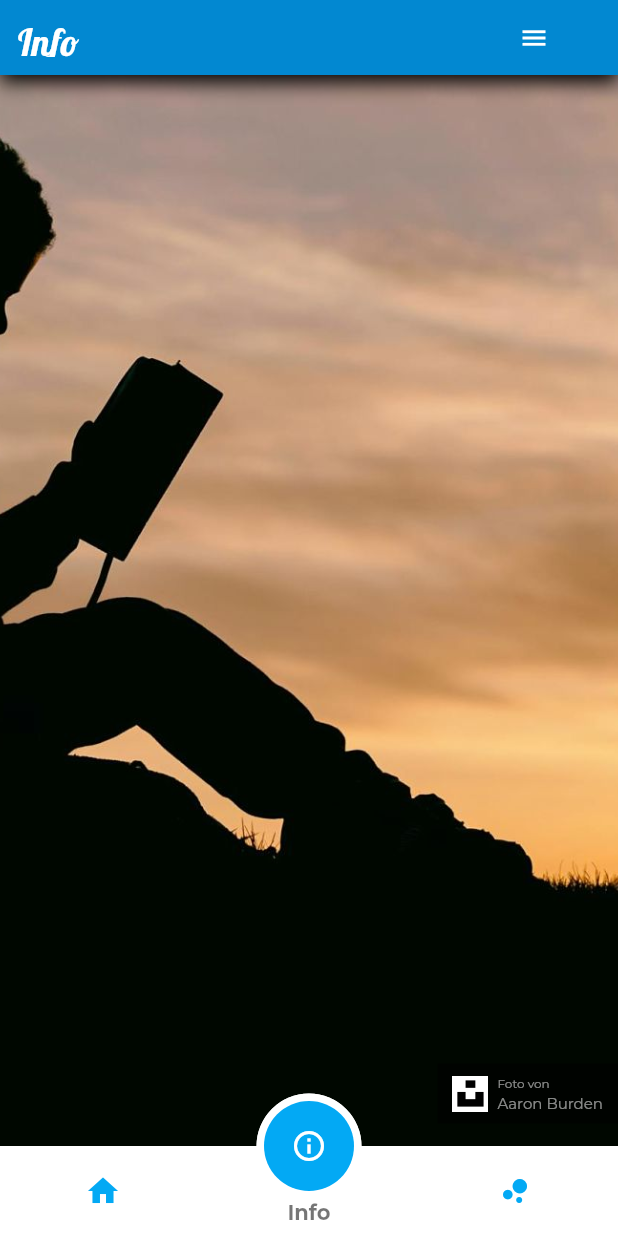
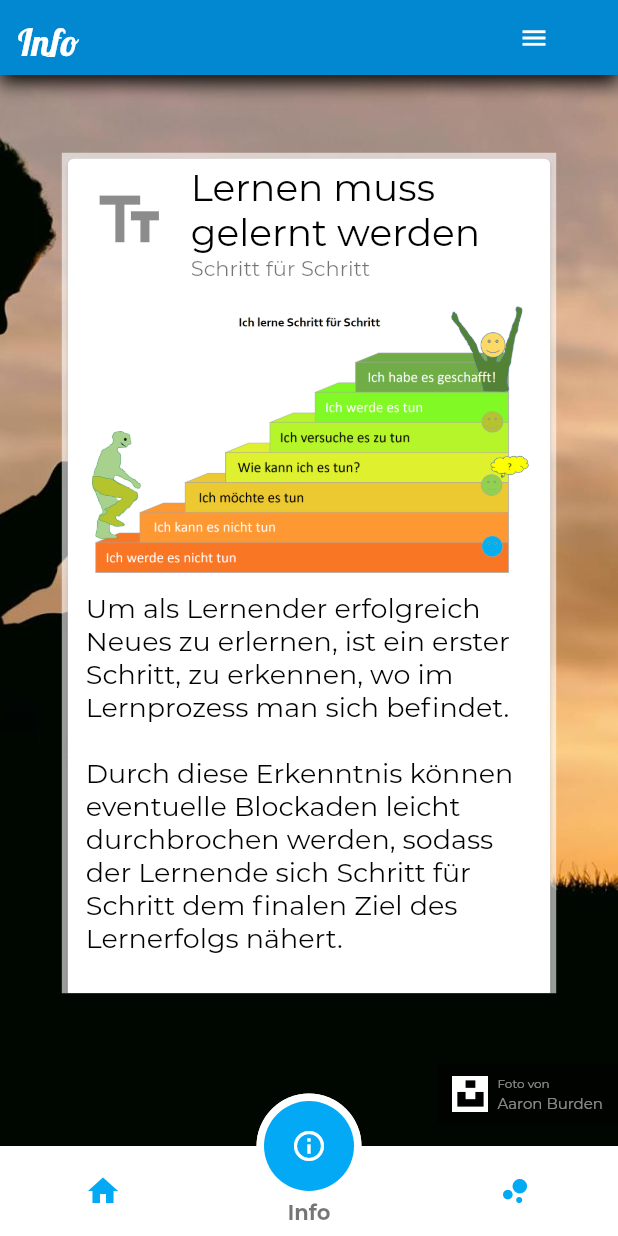
Before and after one commit to stanbeamish/skoolio, a Flutter app: the screen it shows after launch, item 2 of the bottom bar chosen, on a phone screen of 412 x 824 dp. Run offline on Flutter 3.47's test engine with Material 2 defaults, Android fonts, the light colour scheme and no system bars; drawn by our look-alikes of fancy_bottom_navigation; our stand-ins replace fluttertoast.

Commit message:
Created the info page content

```diff
--- /dev/null
+++ b/assets/data/articles.json
@@ -0,0 +1,20 @@
+[
+  {
+    "image": "assets/images/lernprozess.png",
+    "title": "Lernen muss gelernt werden",
+    "subtitle": "Schritt für Schritt",
+    "text": "Um als Lernender erfolgreich Neues zu erlernen, ist ein erster Schritt, zu erkennen, wo im Lernprozess man sich befindet.\n\nDurch diese Erkenntnis können eventuelle Blockaden leicht durchbrochen werden, sodass der Lernende sich Schritt für Schritt dem finalen Ziel des Lernerfolgs nähert.\n\nJe mehr der Lernende den Prozess versteht und sich selbst im Prozess verorten kann, startet der Lernende seinen Lernprozesse nicht mehr länger auf den unterste Stufe - benötigt eventuell nur noch die vier obersten Stufen."
+  },
+  {
+    "image": "assets/images/lernhilfe.png",
+    "title": "Höre dir zu",
+    "subtitle": "Reagiere auf deine innere Stimme",
+    "text": "Wenn du vor einer Aufgabe stehst, und deine innere Stimme mit dir spricht, höre genau hin.\n\nWenn du zu dir eine der durchgestrichenen Texte sagst, reagier ab heute anders!\n\nZeige deiner inneren Stimme, wer hier das sagen hat.\n\nDu bestimmst ab jetzt!"
+  },
+  {
+    "image": "assets/images/feedback.png",
+    "title": "Hilfen für Textarbeit",
+    "subtitle": "Wie gibst du Rückmeldung",
+    "text": "Wichtig wenn wir zusammen lernen ist, dass du deinem Lernpartner Rückmeldung gibst. Dann kann er daraus lernen.\n\nGenauso wichtig ist es, dass auch du Rückmeldung bekommst. Das sind wertvolle Tipps.\n\nWenn wir Rückmeldung geben ist absolut notwendig, dass dies mit Respekt getan wird. Freundlich und ehrlich.\n\nDiese Art der Rückmeldung ist am wertvollsten und unterstützt den Lernprozess."
+  }
+]
--- /dev/null
+++ b/lib/models/article.dart
@@ -0,0 +1,16 @@
+class Article {
+  final String image;
+  final String title;
+  final String subtitle;
+  final String text;
+
+  Article({this.image, this.title, this.subtitle, this.text});
+
+  factory Article.fromJson(Map<String, dynamic> json) {
+    return new Article(
+        image: json['image'] as String,
+        title: json['title'] as String,
+        subtitle: json['subtitle'] as String,
+        text: json['text'] as String);
+  }
+}
--- a/lib/screens/pages/start_screen_info_page.dart
+++ b/lib/screens/pages/start_screen_info_page.dart
@@ -1,12 +1,33 @@
+import 'dart:convert';
 import 'package:flutter/material.dart';
+import 'package:flutter/services.dart' show rootBundle;
+import 'package:growskool/models/article.dart';
 import 'package:growskool/utils/unsplash_credits.dart';
+import 'package:growskool/widgets/article_list.dart';
 import 'package:growskool/widgets/navigation_bar.dart';
 import 'package:growskool/widgets/unsplash_badge.dart';
 
-class StartScreenInfoPage extends StatelessWidget {
+class StartScreenInfoPage extends StatefulWidget {
   final BoxConstraints constraints;
 
   StartScreenInfoPage({this.constraints});
+
+  @override
+  _StartScreenInfoPageState createState() => _StartScreenInfoPageState();
+}
+
+class _StartScreenInfoPageState extends State<StartScreenInfoPage> {
+  List<Article> _articles;
+
+  List<Article> parseJson(String response) {
+    if (response == null) {
+      return [];
+    }
+
+    final parsed =
+    json.decode(response.toString()).cast<Map<String, dynamic>>();
+    return parsed.map<Article>((json) => Article.fromJson(json)).toList();
+  }
 
   @override
   Widget build(BuildContext context) {
@@ -24,8 +45,55 @@ class StartScreenInfoPage extends StatelessWidget {
       child: Stack(
         children: <Widget>[
           NavigationBar(
-            constraints: constraints,
+            constraints: widget.constraints,
             pageTitle: 'Info',
+          ),
+          Center(
+            child: Container(
+              decoration: BoxDecoration(
+                color: Color(0xFFFFFFFF).withOpacity(0.6),
+              ),
+              width: MediaQuery
+                  .of(context)
+                  .size
+                  .width * 0.8,
+              height: widget.constraints.maxWidth > 800 ? MediaQuery
+                  .of(context)
+                  .size
+                  .height * 0.8 : MediaQuery
+                  .of(context)
+                  .size
+                  .height * 0.68,
+              child: FutureBuilder(
+                future: DefaultAssetBundle.of(context)
+                    .loadString('assets/data/articles.json'),
+                builder: (context, snapshot) {
+                  if (snapshot.hasData) {
+                    List<Article> articles =
+                    parseJson(snapshot.data.toString());
+                    return articles.isNotEmpty
+                        ? ArticlesList(
+                      articles: articles,
+                      constraints: widget.constraints,
+                    )
+                        : Center(
+                      child: Padding(
+                        padding: const EdgeInsets.only(top: 100),
+                        child: Text(
+                          'Keine Text vorhanden',
+                          style: TextStyle(
+                              fontFamily: 'Lobster',
+                              fontSize: 120,
+                              color: Colors.white),
+                        ),
+                      ),
+                    );
+                  } else {
+                    return Center(child: CircularProgressIndicator());
+                  }
+                },
+              ),
+            ),
           ),
           Container(
             width: double.infinity,
--- /dev/null
+++ b/lib/widgets/article_list.dart
@@ -0,0 +1,31 @@
+import 'package:flutter/material.dart';
+import 'package:growskool/models/article.dart';
+import 'package:growskool/widgets/single_article.dart';
+
+class ArticlesList extends StatelessWidget {
+  final List<Article> articles;
+  final BoxConstraints constraints;
+
+  ArticlesList({Key key, @required this.articles, @required this.constraints})
+      : super(key: key);
+
+  @override
+  Widget build(BuildContext context) {
+    return SingleChildScrollView(
+      child: Container(
+        height: constraints.maxWidth > 800
+            ? MediaQuery.of(context).size.height * 0.8
+            : MediaQuery.of(context).size.height * 0.68,
+        child: ListView.builder(
+          itemCount: articles == null ? 0 : articles.length,
+          itemBuilder: (BuildContext context, int index) {
+            return SingleArticle(
+              article: articles[index],
+              constraints: constraints,
+            );
+          },
+        ),
+      ),
+    );
+  }
+}
--- /dev/null
+++ b/lib/widgets/single_article.dart
@@ -0,0 +1,75 @@
+import 'package:flutter/material.dart';
+import 'package:growskool/models/article.dart';
+
+class SingleArticle extends StatelessWidget {
+  final Article article;
+  final BoxConstraints constraints;
+
+  SingleArticle({Key key, @required this.article, @required this.constraints})
+      : super(key: key);
+
+  @override
+  Widget build(BuildContext context) {
+    return Card(
+      child: Column(
+        children: <Widget>[
+          ListTile(
+            leading: Icon(
+              Icons.text_fields,
+              size: 50,
+            ),
+            title: Text(
+              article.title,
+              style: TextStyle(fontSize: 25, color: Colors.black),
+            ),
+            subtitle: Text(article.subtitle),
+          ),
+          constraints.maxWidth > 800
+              ? Padding(
+                  padding: const EdgeInsets.all(12.0),
+                  child: Row(
+                    crossAxisAlignment: CrossAxisAlignment.start,
+                    children: <Widget>[
+                      Expanded(
+                        flex: 1,
+                        child: Image.asset(
+                          article.image,
+                          height: MediaQuery.of(context).size.height * 0.45,
+                        ),
+                      ),
+                      SizedBox(
+                        width: 12,
+                      ),
+                      Expanded(
+                        flex: 1,
+                        child: Text(
+                          article.text,
+                          style: TextStyle(fontSize: 18, color: Colors.black),
+                        ),
+                      ),
+                    ],
+                  ),
+                )
+              : Padding(
+                  padding: const EdgeInsets.all(12.0),
+                  child: Column(
+                    children: <Widget>[
+                      Image.asset(
+                        article.image,
+                        width: MediaQuery.of(context).size.height * 0.7,
+                      ),
+                      SizedBox(
+                        height: 12,
+                      ),
+                      Text(
+                        article.text,
+                        style: TextStyle(fontSize: 18, color: Colors.black),
+                      )
+                    ],
+                  ),
+                )
+        ],
+      ),
+    );
+  }
+}
--- a/pubspec.yaml
+++ b/pubspec.yaml
@@ -25,6 +25,7 @@ flutter:
 
   assets:
     - assets/images/
+    - assets/data/articles.json
 
   fonts:
     - family: Montserrat
```
